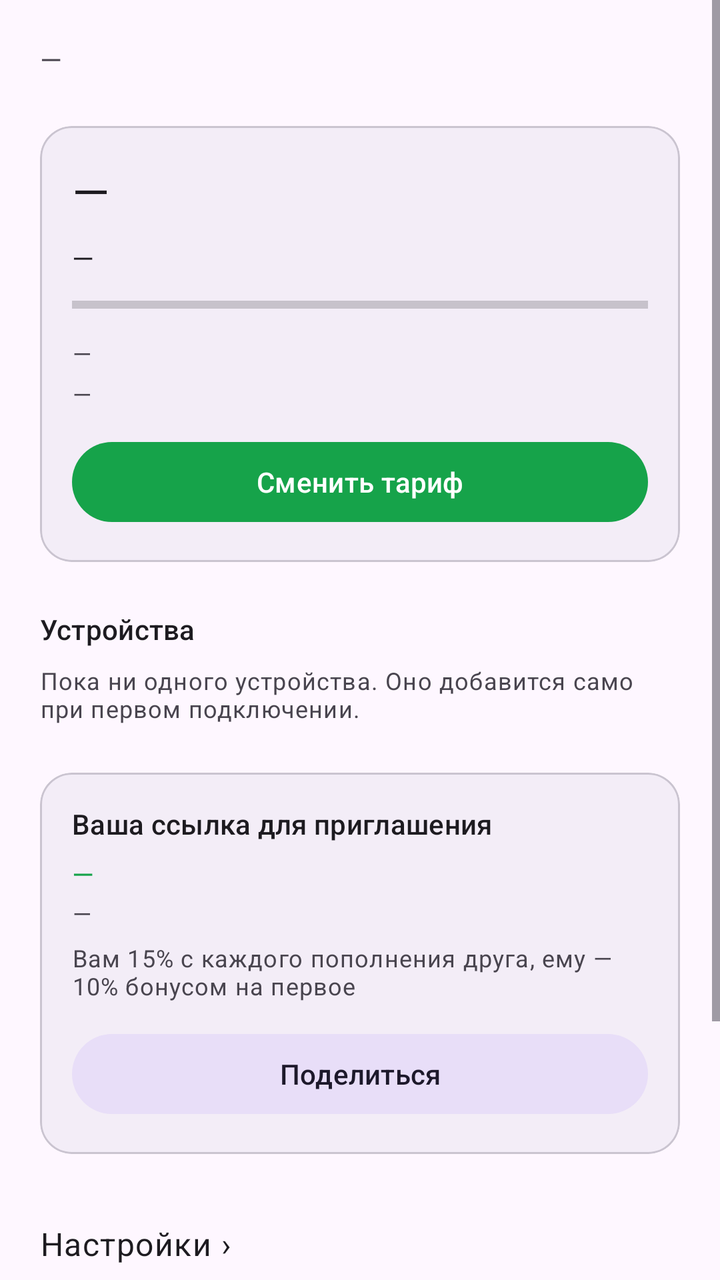
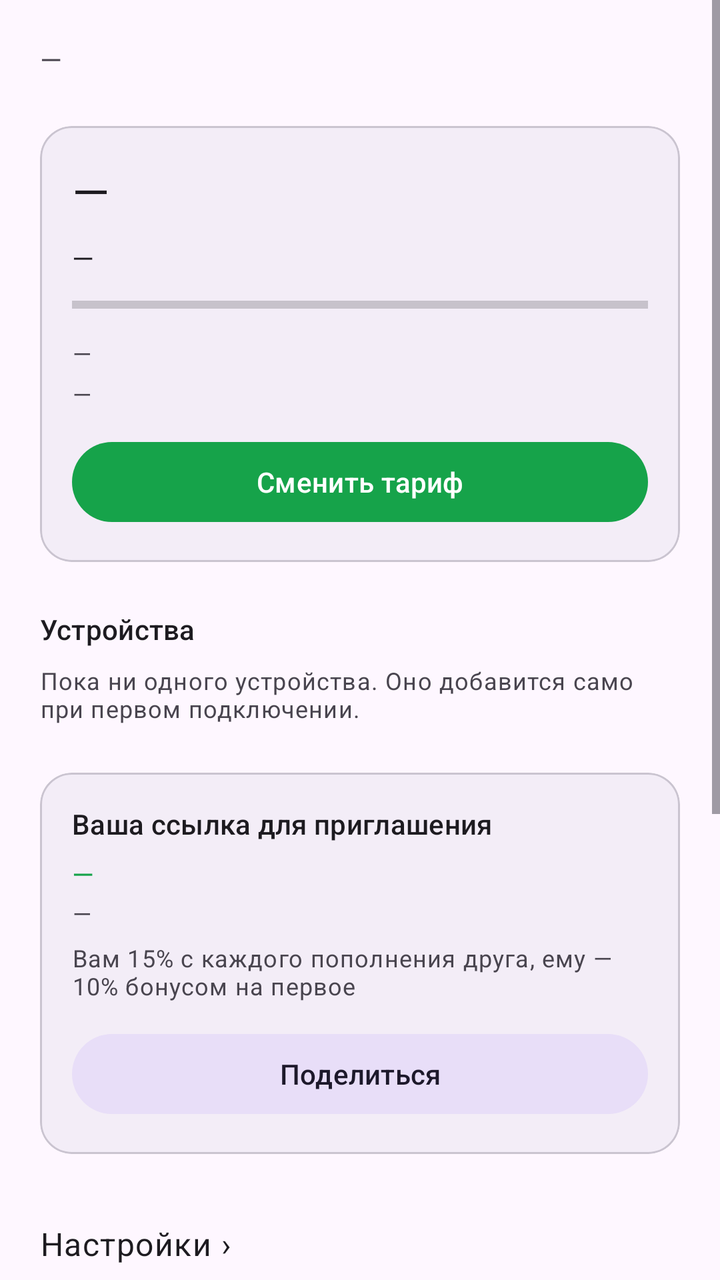

Two renders of the same Android screen: before a commit and after it. Below are the layout's source before the change and the commit's diff.
<!-- AndroidManifest.xml: application theme Theme.VpnApp -->
<!-- res/layout/fragment_profile.xml -->
<?xml version="1.0" encoding="utf-8"?>
<ScrollView xmlns:android="http://schemas.android.com/apk/res/android"
    xmlns:app="http://schemas.android.com/apk/res-auto"
    android:layout_width="match_parent"
    android:layout_height="match_parent"
    android:fillViewport="true">

    <LinearLayout
        android:layout_width="match_parent"
        android:layout_height="wrap_content"
        android:orientation="vertical"
        android:padding="20dp">

        
        <TextView
            android:id="@+id/emailText"
            android:text="@string/placeholder_dash"
            android:layout_width="match_parent"
            android:layout_height="wrap_content"
            android:textAppearance="?attr/textAppearanceBodyMedium"
            android:textColor="?android:attr/textColorSecondary"
            android:maxLines="2"
            android:ellipsize="middle" />

        <com.google.android.material.progressindicator.LinearProgressIndicator
            android:id="@+id/profileLoading"
            android:layout_width="match_parent"
            android:layout_height="wrap_content"
            android:layout_marginTop="8dp"
            android:indeterminate="true"
            android:visibility="invisible" />

        <com.google.android.material.card.MaterialCardView
            android:layout_width="match_parent"
            android:layout_height="wrap_content"
            android:layout_marginTop="12dp"
            app:cardCornerRadius="16dp"
            app:cardElevation="0dp"
            app:cardBackgroundColor="?attr/colorSurfaceContainer">

            <LinearLayout
                android:layout_width="match_parent"
                android:layout_height="wrap_content"
                android:orientation="vertical"
                android:padding="16dp">

                <TextView
                    android:id="@+id/planNameText"
                    android:text="@string/placeholder_dash"
                    android:layout_width="match_parent"
                    android:layout_height="wrap_content"
                    android:textAppearance="?attr/textAppearanceHeadlineSmall" />

                <TextView
                    android:id="@+id/planTrafficText"
                    android:text="@string/placeholder_dash"
                    android:layout_width="match_parent"
                    android:layout_height="wrap_content"
                    android:layout_marginTop="8dp"
                    android:textAppearance="?attr/textAppearanceBodyMedium" />

                <ProgressBar
                    android:id="@+id/planTrafficProgress"
                    style="?android:attr/progressBarStyleHorizontal"
                    android:layout_width="match_parent"
                    android:layout_height="wrap_content"
                    android:layout_marginTop="6dp"
                    android:max="100" />

                <TextView
                    android:id="@+id/planExpiryText"
                    android:text="@string/placeholder_dash"
                    android:layout_width="match_parent"
                    android:layout_height="wrap_content"
                    android:layout_marginTop="8dp"
                    android:textAppearance="?attr/textAppearanceBodySmall"
                    android:textColor="?android:attr/textColorSecondary" />

                <TextView
                    android:id="@+id/balanceText"
                    android:text="@string/placeholder_dash"
                    android:layout_width="match_parent"
                    android:layout_height="wrap_content"
                    android:layout_marginTop="4dp"
                    android:textAppearance="?attr/textAppearanceBodySmall"
                    android:textColor="?android:attr/textColorSecondary" />

                
                <com.google.android.material.button.MaterialButton
                    android:id="@+id/changePlanButton"
                    android:layout_width="match_parent"
                    android:layout_height="wrap_content"
                    android:layout_marginTop="12dp"
                    android:text="@string/profile_change_plan" />
            </LinearLayout>
        </com.google.android.material.card.MaterialCardView>

        
        <LinearLayout
            android:layout_width="match_parent"
            android:layout_height="wrap_content"
            android:orientation="horizontal"
            android:layout_marginTop="24dp"
            android:baselineAligned="true">

            <TextView
                android:layout_width="0dp"
                android:layout_height="wrap_content"
                android:layout_weight="1"
                android:text="@string/devices_title"
                android:textAppearance="?attr/textAppearanceLabelLarge" />

            <TextView
                android:id="@+id/devicesUsageText"
                android:layout_width="wrap_content"
                android:layout_height="wrap_content"
                android:textAppearance="?attr/textAppearanceBodySmall"
                android:textColor="?android:attr/textColorSecondary" />
        </LinearLayout>

        <androidx.recyclerview.widget.RecyclerView
            android:id="@+id/devicesList"
            android:layout_width="match_parent"
            android:layout_height="wrap_content"
            android:layout_marginTop="4dp"
            android:nestedScrollingEnabled="false" />

        <TextView
            android:id="@+id/devicesEmptyText"
            android:layout_width="match_parent"
            android:layout_height="wrap_content"
            android:layout_marginTop="4dp"
            android:text="@string/devices_empty"
            android:textAppearance="?attr/textAppearanceBodySmall"
            android:textColor="?android:attr/textColorSecondary" />

        <com.google.android.material.card.MaterialCardView
            android:layout_width="match_parent"
            android:layout_height="wrap_content"
            android:layout_marginTop="24dp"
            app:cardCornerRadius="16dp"
            app:cardElevation="0dp"
            app:cardBackgroundColor="?attr/colorSurfaceContainer">

            <LinearLayout
                android:layout_width="match_parent"
                android:layout_height="wrap_content"
                android:orientation="vertical"
                android:padding="16dp">

                <TextView
                    android:layout_width="match_parent"
                    android:layout_height="wrap_content"
                    android:text="@string/profile_referral"
                    android:textAppearance="?attr/textAppearanceLabelLarge" />

                <TextView
                    android:id="@+id/referralStatsText"
                    android:text="@string/placeholder_dash"
                    android:layout_width="match_parent"
                    android:layout_height="wrap_content"
                    android:layout_marginTop="6dp"
                    android:textAppearance="?attr/textAppearanceBodyMedium"
                    android:textColor="?attr/colorPrimary" />

                <TextView
                    android:id="@+id/referralCodeText"
                    android:text="@string/placeholder_dash"
                    android:layout_width="match_parent"
                    android:layout_height="wrap_content"
                    android:layout_marginTop="2dp"
                    android:textAppearance="?attr/textAppearanceBodySmall"
                    android:textColor="?android:attr/textColorSecondary"
                    android:textIsSelectable="true" />

                <TextView
                    android:layout_width="match_parent"
                    android:layout_height="wrap_content"
                    android:layout_marginTop="6dp"
                    android:text="@string/profile_referral_desc"
                    android:textAppearance="?attr/textAppearanceBodySmall"
                    android:textColor="?android:attr/textColorSecondary" />

                
                <com.google.android.material.button.MaterialButton
                    android:id="@+id/shareReferralButton"
                    style="@style/Widget.Material3.Button.TonalButton"
                    android:layout_width="match_parent"
                    android:layout_height="wrap_content"
                    android:layout_marginTop="12dp"
                    android:text="@string/profile_referral_share" />
            </LinearLayout>
        </com.google.android.material.card.MaterialCardView>

        
        <TextView
            android:id="@+id/settingsButton"
            android:layout_width="match_parent"
            android:layout_height="wrap_content"
            android:layout_marginTop="20dp"
            android:background="?attr/selectableItemBackground"
            android:paddingTop="14dp"
            android:paddingBottom="14dp"
            android:text="@string/profile_row_settings"
            android:textAppearance="?attr/textAppearanceBodyLarge" />

        <View
            android:layout_width="match_parent"
            android:layout_height="1dp"
            android:background="?attr/colorOutlineVariant" />

        <TextView
            android:id="@+id/p2pRelayButton"
            android:layout_width="match_parent"
            android:layout_height="wrap_content"
            android:background="?attr/selectableItemBackground"
            android:paddingTop="14dp"
            android:paddingBottom="14dp"
            android:text="@string/profile_row_p2p"
            android:textAppearance="?attr/textAppearanceBodyLarge" />

        <View
            android:layout_width="match_parent"
            android:layout_height="1dp"
            android:background="?attr/colorOutlineVariant" />

        

        <com.google.android.material.button.MaterialButton
            android:id="@+id/logoutButton"
            style="@style/Widget.Material3.Button.TextButton"
            android:layout_width="wrap_content"
            android:layout_height="wrap_content"
            android:layout_marginTop="12dp"
            android:layout_marginBottom="24dp"
            android:text="@string/profile_logout" />
    </LinearLayout>
</ScrollView>
<!-- resources referenced by this layout -->
<resources>
  <string name="devices_empty">Пока ни одного устройства. Оно добавится само при первом подключении.</string>
  <string name="devices_title">Устройства</string>
  <string name="placeholder_dash">—</string>
  <string name="profile_change_plan">Сменить тариф</string>
  <string name="profile_logout">Выйти</string>
  <string name="profile_referral">Ваша ссылка для приглашения</string>
  <string name="profile_referral_desc" formatted="false">Вам 15% с каждого пополнения друга, ему — 10% бонусом на первое</string>
  <string name="profile_referral_share">Поделиться</string>
  <string name="profile_row_p2p">P2P-режим ›</string>
  <string name="profile_row_settings">Настройки ›</string>
  <style name="Theme.VpnApp" parent="Theme.Material3.DayNight.NoActionBar">
          <item name="colorPrimary">@color/brand_600</item>
          <item name="colorOnPrimary">@color/white</item>
          <item name="colorPrimaryContainer">@color/brand_100</item>
          <item name="colorOnPrimaryContainer">@color/brand_700</item>
          <item name="colorSecondary">@color/brand_500</item>
          <item name="colorSurface">@color/white</item>
          <item name="colorOnSurface">@color/dark_950</item>
          <item name="android:statusBarColor">?attr/colorSurface</item>
          <item name="android:windowLightStatusBar">true</item>
      </style>
  <color name="brand_600">#16A34A</color>
  <color name="white">#FFFFFF</color>
  <color name="brand_100">#DCFCE7</color>
  <color name="brand_700">#15803D</color>
  <color name="brand_500">#22C55E</color>
  <color name="dark_950">#060709</color>
</resources>

<!-- the commit's change to res/layout/fragment_profile.xml (unified diff, before → after) -->
@@ -75,6 +75,15 @@
                     android:layout_marginTop="8dp"
                     android:textAppearance="?attr/textAppearanceBodySmall"
                     android:textColor="?android:attr/textColorSecondary" />
+
+                
+                <TextView
+                    android:id="@+id/planStatusText"
+                    android:layout_width="match_parent"
+                    android:layout_height="wrap_content"
+                    android:layout_marginTop="8dp"
+                    android:textAppearance="?attr/textAppearanceBodySmall"
+                    android:visibility="gone" />
 
                 <TextView
                     android:id="@+id/balanceText"
@@ -224,6 +233,51 @@
             android:layout_height="1dp"
             android:background="?attr/colorOutlineVariant" />
 
+        <TextView
+            android:id="@+id/supportButton"
+            android:layout_width="match_parent"
+            android:layout_height="wrap_content"
+            android:background="?attr/selectableItemBackground"
+            android:paddingTop="14dp"
+            android:paddingBottom="14dp"
+            android:text="@string/profile_row_support"
+            android:textAppearance="?attr/textAppearanceBodyLarge" />
+
+        <View
+            android:layout_width="match_parent"
+            android:layout_height="1dp"
+            android:background="?attr/colorOutlineVariant" />
+
+        <TextView
+            android:id="@+id/privacyButton"
+            android:layout_width="match_parent"
+            android:layout_height="wrap_content"
+            android:background="?attr/selectableItemBackground"
+            android:paddingTop="14dp"
+            android:paddingBottom="14dp"
+            android:text="@string/profile_row_privacy"
+            android:textAppearance="?attr/textAppearanceBodyLarge" />
+
+        <View
+            android:layout_width="match_parent"
+            android:layout_height="1dp"
+            android:background="?attr/colorOutlineVariant" />
+
+        <TextView
+            android:id="@+id/termsButton"
+            android:layout_width="match_parent"
+            android:layout_height="wrap_content"
+            android:background="?attr/selectableItemBackground"
+            android:paddingTop="14dp"
+            android:paddingBottom="14dp"
+            android:text="@string/profile_row_terms"
+            android:textAppearance="?attr/textAppearanceBodyLarge" />
+
+        <View
+            android:layout_width="match_parent"
+            android:layout_height="1dp"
+            android:background="?attr/colorOutlineVariant" />
+
         
 
         <com.google.android.material.button.MaterialButton
@@ -232,7 +286,17 @@
             android:layout_width="wrap_content"
             android:layout_height="wrap_content"
             android:layout_marginTop="12dp"
+            android:layout_marginBottom="4dp"
+            android:text="@string/profile_logout" />
+
+        
+        <com.google.android.material.button.MaterialButton
+            android:id="@+id/deleteAccountButton"
+            style="@style/Widget.Material3.Button.TextButton"
+            android:layout_width="wrap_content"
+            android:layout_height="wrap_content"
             android:layout_marginBottom="24dp"
-            android:text="@string/profile_logout" />
+            android:textColor="?android:attr/textColorSecondary"
+            android:text="@string/profile_delete_account" />
     </LinearLayout>
 </ScrollView>
<!-- resource entries referenced after the edit -->
@@ -4,12 +4,16 @@
   <string name="devices_title">Устройства</string>
   <string name="placeholder_dash">—</string>
   <string name="profile_change_plan">Сменить тариф</string>
+  <string name="profile_delete_account">Удалить аккаунт</string>
   <string name="profile_logout">Выйти</string>
   <string name="profile_referral">Ваша ссылка для приглашения</string>
   <string name="profile_referral_desc" formatted="false">Вам 15% с каждого пополнения друга, ему — 10% бонусом на первое</string>
   <string name="profile_referral_share">Поделиться</string>
   <string name="profile_row_p2p">P2P-режим ›</string>
+  <string name="profile_row_privacy">Политика конфиденциальности</string>
   <string name="profile_row_settings">Настройки ›</string>
+  <string name="profile_row_support">Поддержка · @struchev</string>
+  <string name="profile_row_terms">Условия использования</string>
   <style name="Theme.VpnApp" parent="Theme.Material3.DayNight.NoActionBar">
           <item name="colorPrimary">@color/brand_600</item>
           <item name="colorOnPrimary">@color/white</item>
